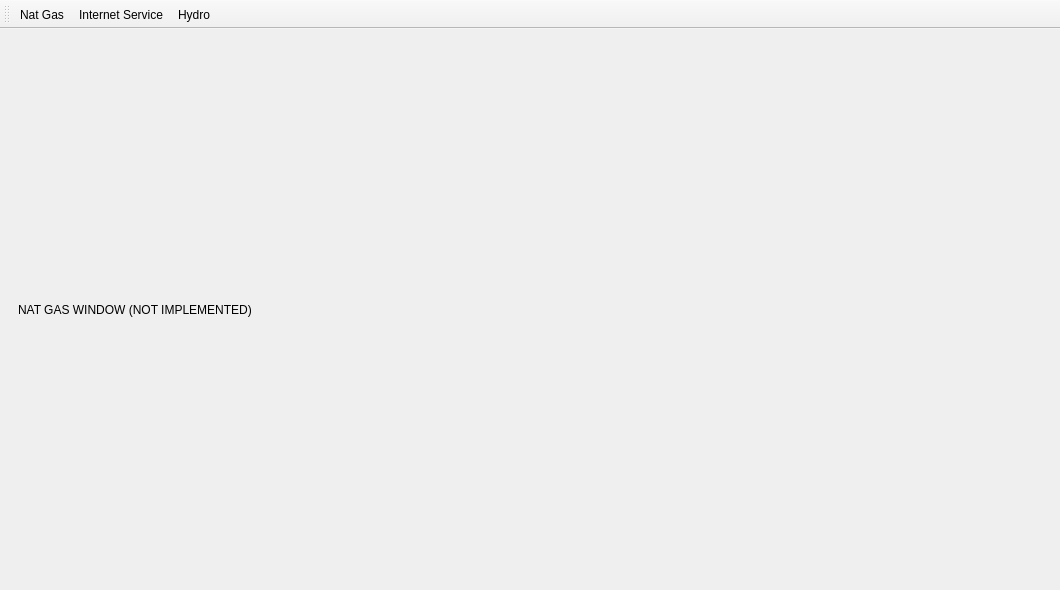
Above: mainwindow.ui from drakovic23/3400-util before the change. Below: the same form after it.
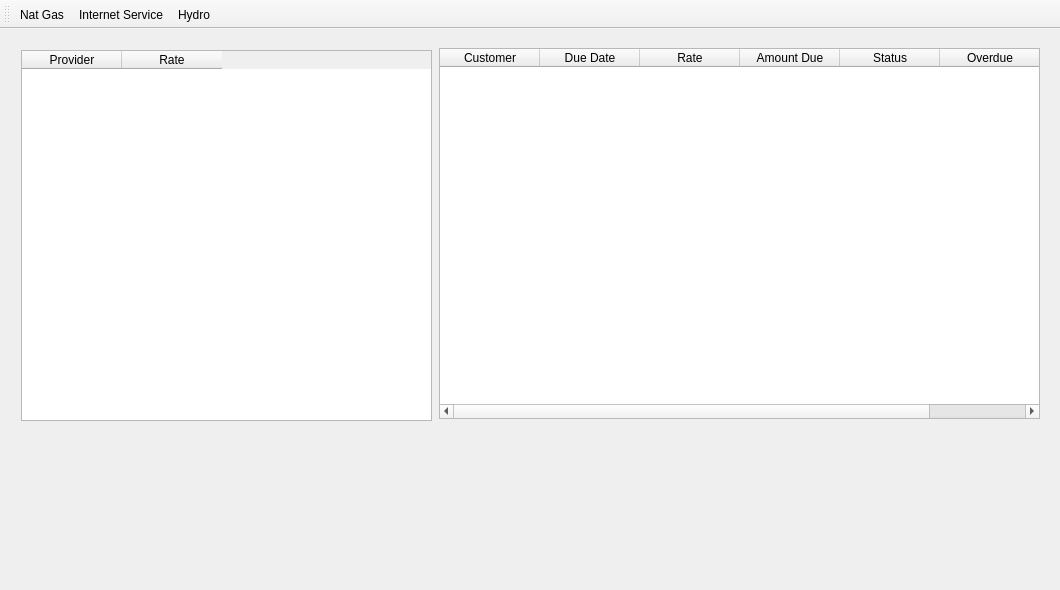
That is the form after the change. The open tabs and pages were chosen to show the change. Icons and pictures are not drawn. Custom widgets are drawn as their Qt base class.

Commit message: update provider info

The edit to the form file:
```diff
--- a/mainwindow.ui
+++ b/mainwindow.ui
@@ -21,15 +21,79 @@
        <number>2</number>
       </property>
       <widget class="QWidget" name="page">
-       <layout class="QGridLayout" name="gridLayout">
-        <item row="0" column="0">
-         <widget class="QLabel" name="label">
-          <property name="text">
-           <string>NAT GAS WINDOW (NOT IMPLEMENTED)</string>
-          </property>
-         </widget>
-        </item>
-       </layout>
+       <widget class="QLabel" name="label">
+        <property name="geometry">
+         <rect>
+          <x>12</x>
+          <y>478</y>
+          <width>1012</width>
+          <height>16</height>
+         </rect>
+        </property>
+        <property name="text">
+         <string/>
+        </property>
+       </widget>
+       <widget class="QTableWidget" name="gasProviderTableWidget">
+        <property name="geometry">
+         <rect>
+          <x>12</x>
+          <y>12</y>
+          <width>411</width>
+          <height>371</height>
+         </rect>
+        </property>
+        <column>
+         <property name="text">
+          <string>Provider</string>
+         </property>
+        </column>
+        <column>
+         <property name="text">
+          <string>Rate</string>
+         </property>
+        </column>
+       </widget>
+       <widget class="QTableWidget" name="gasBillingTableWidget">
+        <property name="geometry">
+         <rect>
+          <x>430</x>
+          <y>10</y>
+          <width>601</width>
+          <height>371</height>
+         </rect>
+        </property>
+        <column>
+         <property name="text">
+          <string>Customer</string>
+         </property>
+        </column>
+        <column>
+         <property name="text">
+          <string>Due Date</string>
+         </property>
+        </column>
+        <column>
+         <property name="text">
+          <string>Rate</string>
+         </property>
+        </column>
+        <column>
+         <property name="text">
+          <string>Amount Due</string>
+         </property>
+        </column>
+        <column>
+         <property name="text">
+          <string>Status</string>
+         </property>
+        </column>
+        <column>
+         <property name="text">
+          <string>Overdue</string>
+         </property>
+        </column>
+       </widget>
       </widget>
       <widget class="QWidget" name="page_2">
        <layout class="QGridLayout" name="gridLayout_2">
```
Left out of the diff: 2 changed lines with no effect on the pictures. The commit also changes 2 other files.
